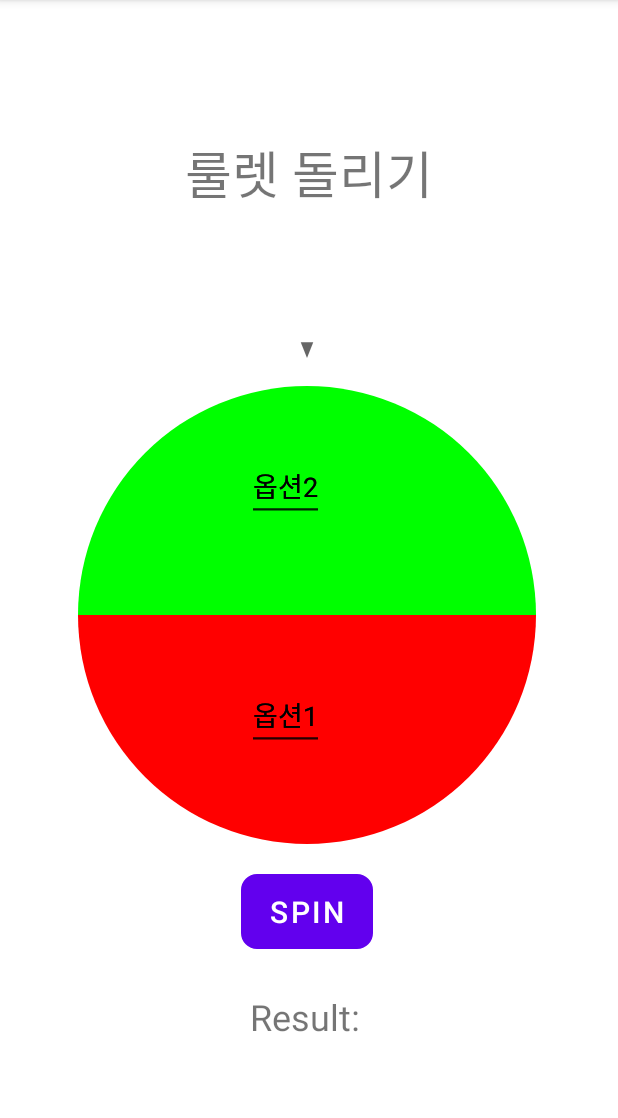
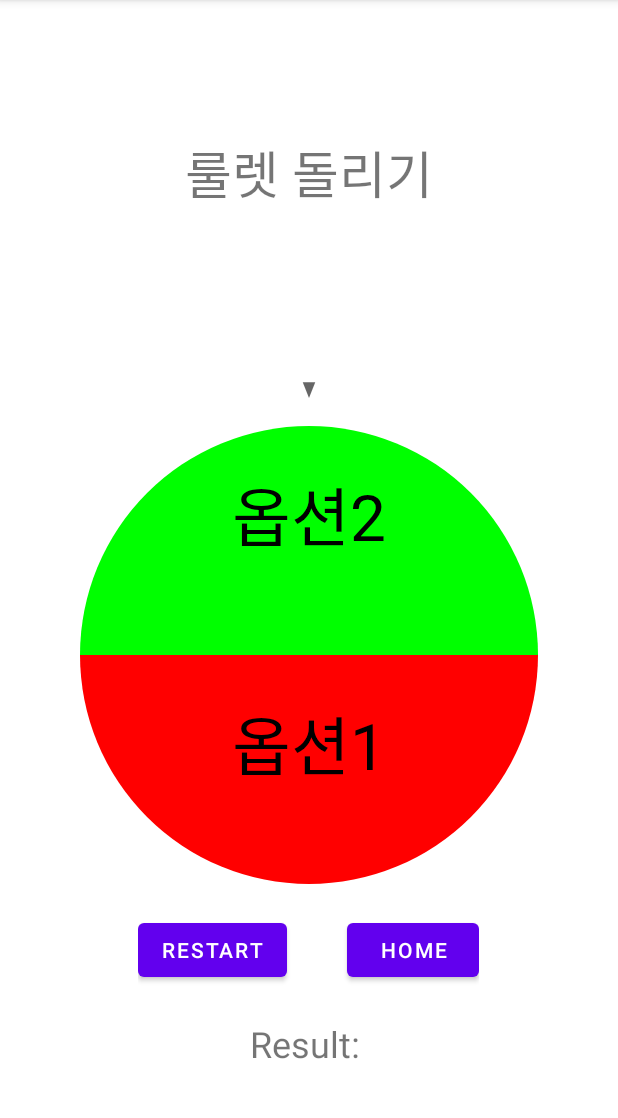
Before and after one commit to choihj00/ThreeGames, an Android app: the RouletteActivity screen opened directly, with no data from a screen before it, after a tap on "PLAY", on a phone screen of 412 x 824 dp, the part 84-1202 px from its top. Run offline under Robolectric (Android 15) with nearby library versions, the phone set to English and light mode, and no system bars.

Commit message:
[박소영/UPDATE] 룰렛 게임 기능 구현

```diff
--- a/app/src/main/java/com/example/threegames/CircleManager.java
+++ b/app/src/main/java/com/example/threegames/CircleManager.java
@@ -19,11 +19,13 @@ public class CircleManager extends View {
     private int[] COLORS = {Color.RED, Color.GREEN, Color.BLUE, Color.CYAN, Color.MAGENTA, Color.GRAY};
     private int num;
     private Context cContext;
+    private String className;
 
-    public CircleManager(Context context, int num) {
+    public CircleManager(Context context, int num, String className) {
         super(context);
         cContext = context;
         this.num = num;
+        this.className = className;
     }
 
     public void setNum(int num) {
@@ -34,9 +36,19 @@ public class CircleManager extends View {
     @Override
     protected void onDraw(Canvas canvas) {
         super.onDraw(canvas);
+        RelativeLayout layoutRoulette = null;
+        ArrayList<String> STRINGS = null;
+        if(className.equals("Roulette")){
+            layoutRoulette = ((RouletteActivity)RouletteActivity.rContext).layoutRoulette;
+            STRINGS = ((RouletteActivity)RouletteActivity.rContext).STRINGS;
+        }
+        else if(className.equals("RoulettePlay")){
+            layoutRoulette = ((RoulettePlayActivity)RoulettePlayActivity.mContext).layoutRoulette;
+            STRINGS = ((RoulettePlayActivity)RoulettePlayActivity.mContext).STRINGS;
+        }
 
-        int width = ((RouletteActivity)RouletteActivity.rContext).layoutRoulette.getWidth();
-        int height = ((RouletteActivity)RouletteActivity.rContext).layoutRoulette.getHeight();
+        int width = layoutRoulette.getWidth();
+        int height = layoutRoulette.getHeight();
         int sweepAngle = 360 / num;
 
         RectF rectF = new RectF(0, 0, width, height);
@@ -67,22 +79,24 @@ public class CircleManager extends View {
             // put text at middle of Arc's center point and Circle's center point
             float textX = (centerX + arcCenterX) / 2;
             float textY = (centerY + arcCenterY) / 2;
-            System.out.println(textX + ", " + textY);
 
+            if(className.equals("Roulette")){
                 EditText et = new EditText(cContext);
                 RelativeLayout.LayoutParams lp = new RelativeLayout.LayoutParams(
                         ViewGroup.LayoutParams.WRAP_CONTENT,
                         ViewGroup.LayoutParams.WRAP_CONTENT);
                 et.setLayoutParams(lp);
-            et.setText(((RouletteActivity)RouletteActivity.rContext).STRINGS.get(i));
+                et.setText(STRINGS.get(i));
                 et.setId(i);
                 float x = textX+lp.width*30;
                 float y = textY+lp.height*25;
-            System.out.println(x + ", " + y);
                 et.setX(x);
                 et.setY(y);
                 ((RelativeLayout)this.getParent()).addView(et);
-//            canvas.drawText(((RouletteActivity)RouletteActivity.rContext).STRINGS.get(i), textX, textY, paint);
+            }
+            else if(className.equals("RoulettePlay")){
+                canvas.drawText(((RouletteActivity)RouletteActivity.rContext).STRINGS.get(i), textX, textY, paint);
+            }
             temp += sweepAngle;
         }
     }
--- a/app/src/main/java/com/example/threegames/RouletteActivity.java
+++ b/app/src/main/java/com/example/threegames/RouletteActivity.java
@@ -42,7 +42,7 @@ public class RouletteActivity extends AppCompatActivity {
         layoutRoulette = (RelativeLayout) findViewById(R.id.roulette);
 
         STRINGS = setOption(count);
-        circleManager = new CircleManager(rContext, count);
+        circleManager = new CircleManager(rContext, count, "Roulette");
         layoutRoulette.addView(circleManager);
     }
 
@@ -64,10 +64,10 @@ public class RouletteActivity extends AppCompatActivity {
             Toast.makeText(getApplicationContext(), "최대 6명까지 할 수 있습니다.", Toast.LENGTH_SHORT).show();
             return;
         }
+        for(int i =0;i<count;i++)
+            layoutRoulette.removeView(findViewById(i));
         count++;
         this.rouletteCount.setText(count+"칸");
-        for(int i =0;i<count-1;i++)
-            layoutRoulette.removeView(findViewById(i));
         STRINGS = setOption(count);
         circleManager.setNum(count);
     }
@@ -77,18 +77,19 @@ public class RouletteActivity extends AppCompatActivity {
             Toast.makeText(getApplicationContext(), "최소 2명까지 할 수 있습니다.", Toast.LENGTH_SHORT).show();
             return;
         }
+        for(int i =0;i<count;i++)
+            layoutRoulette.removeView(findViewById(i));
         count--;
         this.rouletteCount.setText(count+"칸");
-        layoutRoulette.removeAllViews();
         STRINGS = setOption(count);
-//        circleManager.setNum(count);
-        circleManager = new CircleManager(rContext, count);
-        layoutRoulette.addView(circleManager);
+        circleManager.setNum(count);
     }
 
     public void playRoulette(View v){
         Intent intent = new Intent(getApplicationContext(), RoulettePlayActivity.class);
         intent.putExtra("playCnt", count);
+        intent.putStringArrayListExtra("optionList", STRINGS);
         startActivity(intent);
+        finish();
     }
 }
--- a/app/src/main/res/layout/activity_roulette.xml
+++ b/app/src/main/res/layout/activity_roulette.xml
@@ -48,8 +48,8 @@
         app:layout_constraintEnd_toEndOf="parent"
         app:layout_constraintHorizontal_bias="0.0"
         app:layout_constraintStart_toStartOf="parent"
-        app:layout_constraintTop_toTopOf="parent"
-        app:layout_constraintVertical_bias="0.605">
+        app:layout_constraintTop_toBottomOf="@+id/textView5"
+        app:layout_constraintVertical_bias="0.456">
 
         <ImageView
             android:id="@+id/arrow2"
--- a/app/src/main/res/layout/activity_roulette_play.xml
+++ b/app/src/main/res/layout/activity_roulette_play.xml
@@ -25,10 +25,9 @@
         android:orientation="vertical"
         app:layout_constraintBottom_toBottomOf="parent"
         app:layout_constraintEnd_toEndOf="parent"
-        app:layout_constraintHorizontal_bias="0"
         app:layout_constraintStart_toStartOf="parent"
-        app:layout_constraintTop_toTopOf="parent"
-        app:layout_constraintVertical_bias="0.605">
+        app:layout_constraintTop_toBottomOf="@+id/textView3"
+        app:layout_constraintVertical_bias="0.456">
 
         <ImageView
             android:id="@+id/arrow2"
@@ -45,15 +44,28 @@
             android:layout_gravity="center"
             android:background="@drawable/background_roulette"></RelativeLayout>
 
-        <Button
-            android:id="@+id/spinButton"
+        <LinearLayout
             android:layout_width="wrap_content"
-            android:layout_height="wrap_content"
+            android:layout_height="match_parent"
             android:layout_gravity="center"
             android:layout_marginTop="20dp"
-            android:background="@drawable/roulette_button_style"
-            android:text="spin"
-            android:textSize="20sp" />
+            android:orientation="horizontal">
+
+            <Button
+                android:id="@+id/restartBtn"
+                android:layout_width="wrap_content"
+                android:layout_height="wrap_content"
+                android:layout_marginRight="20dp"
+                android:text="restart" />
+
+            <Button
+                android:id="@+id/homeBtn"
+                android:layout_width="wrap_content"
+                android:layout_height="wrap_content"
+                android:layout_marginLeft="20dp"
+                android:layout_weight="0"
+                android:text="home" />
+        </LinearLayout>
 
     </LinearLayout>
 
```
Also changed, not shown: app/src/main/java/com/example/threegames/RoulettePlayActivity.java (+48 -56 lines). Lines whose indentation alone changed are shown as unchanged.
